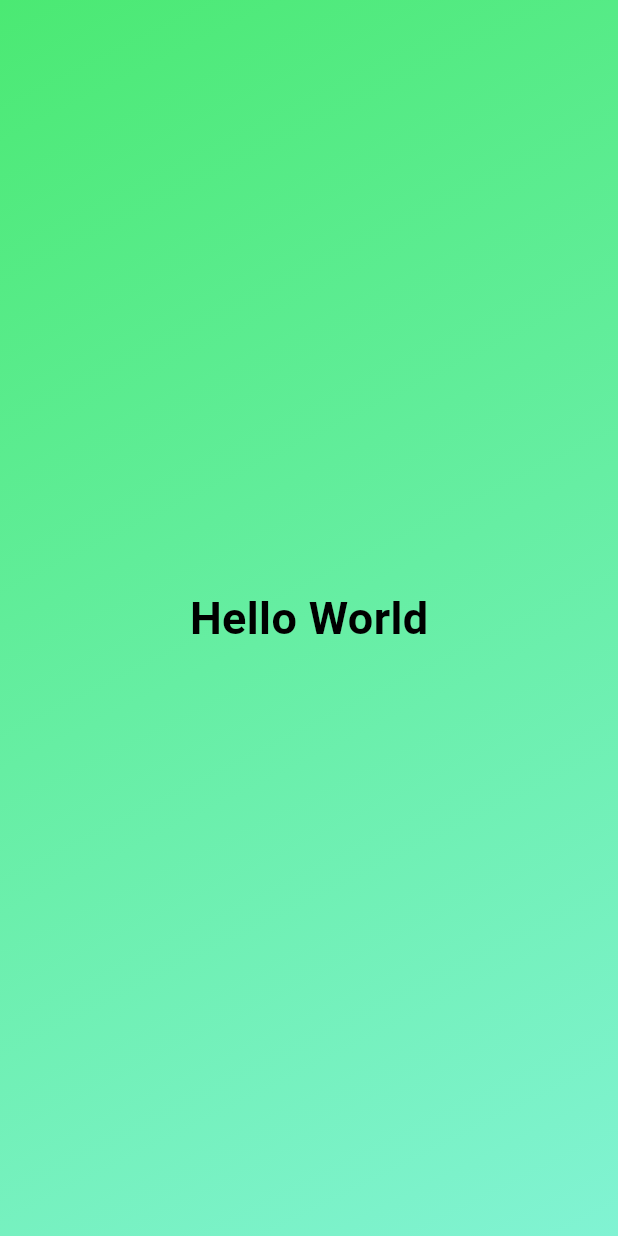
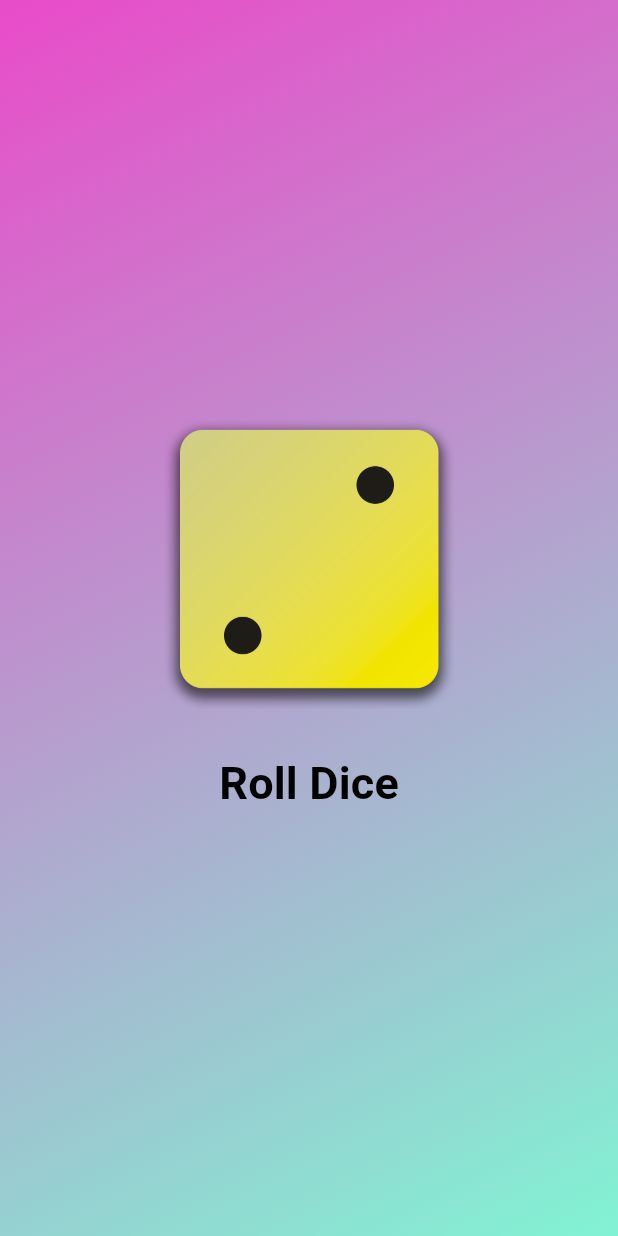
Before and after one commit to NetKanet/flutter-dice-roller-quiz-app, a Flutter app: the screen it shows after launch, on a phone screen of 412 x 824 dp. Run offline on Flutter 3.47's test engine with Material 3 defaults, Android fonts, the phone set to English and light mode, and no system bars.

Commit message:
feat: add dice image and roll button to GradientContainer

```diff
--- a/lib/gradient_container.dart
+++ b/lib/gradient_container.dart
@@ -5,8 +5,16 @@ import 'package:flutter_dice_roller_quiz_app/styled_text.dart';
 class GradientContainer extends StatelessWidget {
   const GradientContainer(this.color1, this.color2, {super.key});
 
+  const GradientContainer.screenTemplate({super.key})
+    : color1 = const Color.fromARGB(255, 75, 233, 115),
+      color2 = const Color.fromARGB(255, 129, 243, 211);
+
   final Color color1;
   final Color color2;
+
+  void rollDice() {
+    print("Nice Click!!!");
+  }
 
   @override
   Widget build(BuildContext context) {
@@ -18,7 +26,19 @@ class GradientContainer extends StatelessWidget {
           end: AlignmentGeometry.bottomRight,
         ),
       ),
-      child: const Center(child: StyledText("Hello World")),
+      child: Center(
+        child: Column(
+          mainAxisSize: MainAxisSize.min,
+          children: [
+            Image.asset('assets/images/dice-2.png', width: 200),
+            const SizedBox(height: 20),
+            TextButton(
+              onPressed: rollDice,
+              child: const StyledText("Roll Dice"),
+            ),
+          ],
+        ),
+      ),
     );
   }
 }
--- a/lib/main.dart
+++ b/lib/main.dart
@@ -7,7 +7,7 @@ void main() {
     MaterialApp(
       home: Scaffold(
         body: const GradientContainer(
-          Color.fromARGB(255, 75, 233, 115),
+          Color.fromARGB(255, 233, 75, 201),
           Color.fromARGB(255, 129, 243, 211),
         ),
       ),
```
Also changed, not shown: pubspec.yaml (+7 -7 lines).
